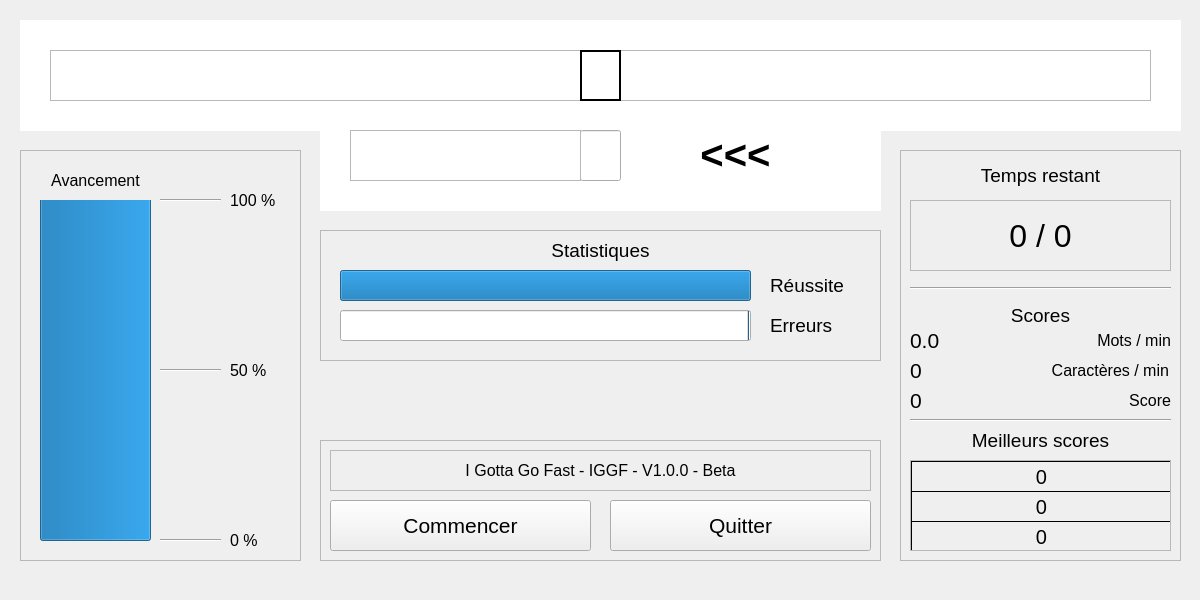
The window that code/client/_sources_ui/Module/module.ui (tbagrel1/i_gotta_go_fast-client) describes before a commit, drawn with Qt 5.
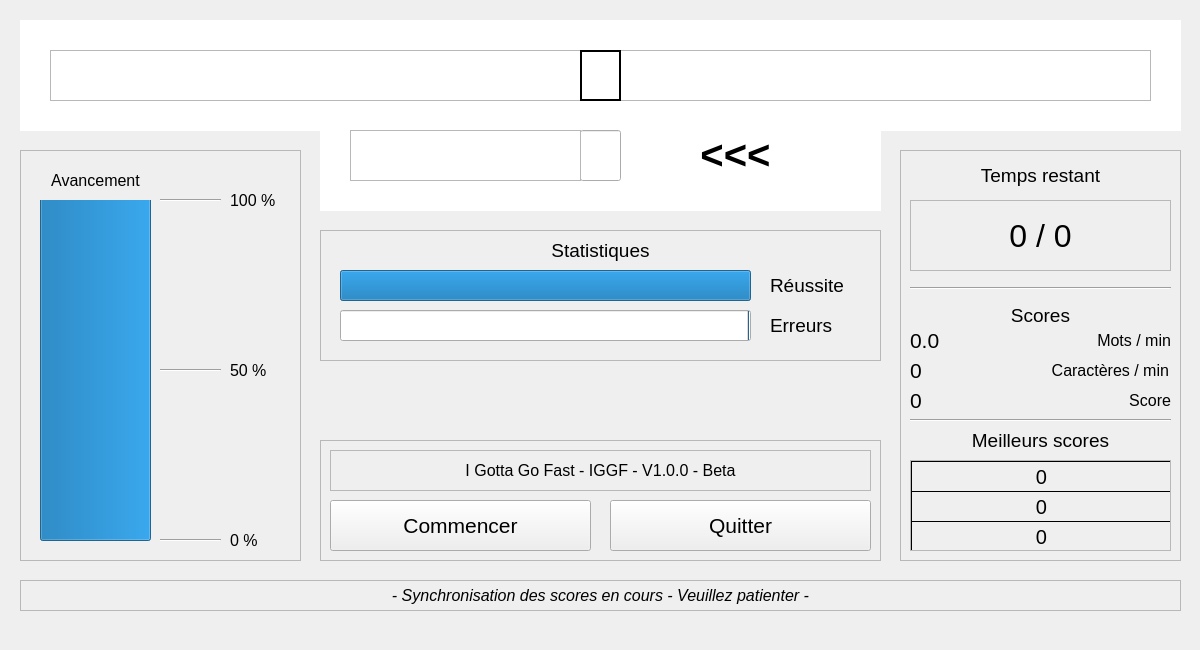
The same window after the commit.

What changed in the file:
```diff
--- a/code/client/_sources_ui/Module/module.ui
+++ b/code/client/_sources_ui/Module/module.ui
@@ -7,7 +7,7 @@
     <x>0</x>
     <y>0</y>
     <width>1200</width>
-    <height>600</height>
+    <height>650</height>
    </rect>
   </property>
   <property name="sizePolicy">
@@ -19,13 +19,13 @@
   <property name="minimumSize">
    <size>
     <width>1200</width>
-    <height>600</height>
+    <height>650</height>
    </size>
   </property>
   <property name="maximumSize">
    <size>
     <width>1200</width>
-    <height>600</height>
+    <height>650</height>
    </size>
   </property>
   <property name="windowTitle">
@@ -926,6 +926,31 @@
      </property>
     </widget>
    </widget>
+   <widget class="QLabel" name="LabelEtat">
+    <property name="geometry">
+     <rect>
+      <x>20</x>
+      <y>580</y>
+      <width>1161</width>
+      <height>31</height>
+     </rect>
+    </property>
+    <property name="font">
+     <font>
+      <pointsize>12</pointsize>
+      <italic>true</italic>
+     </font>
+    </property>
+    <property name="frameShape">
+     <enum>QFrame::StyledPanel</enum>
+    </property>
+    <property name="text">
+     <string>- Synchronisation des scores en cours - Veuillez patienter -</string>
+    </property>
+    <property name="alignment">
+     <set>Qt::AlignCenter</set>
+    </property>
+   </widget>
   </widget>
   <widget class="QMenuBar" name="Menu">
    <property name="geometry">
```
